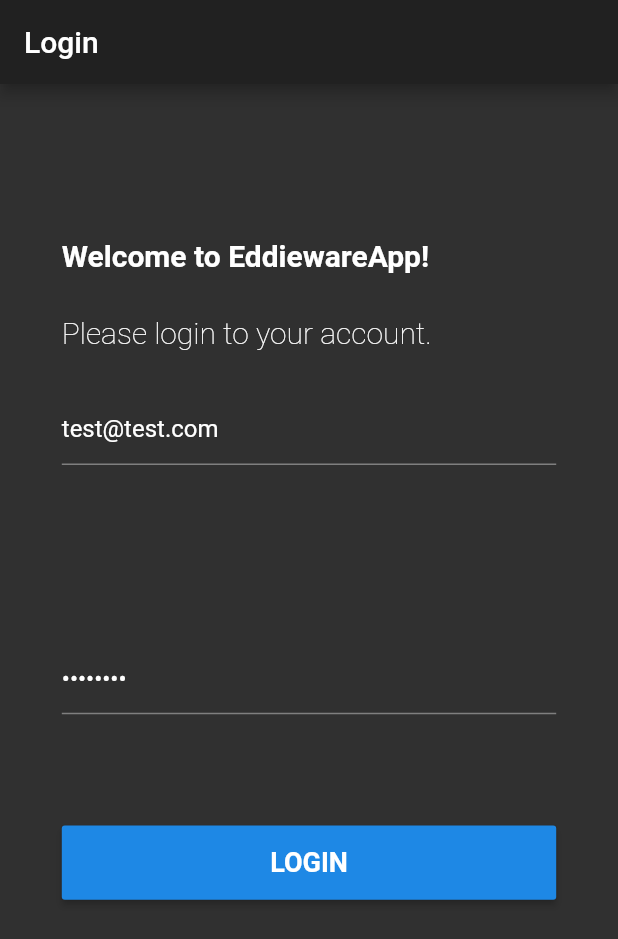
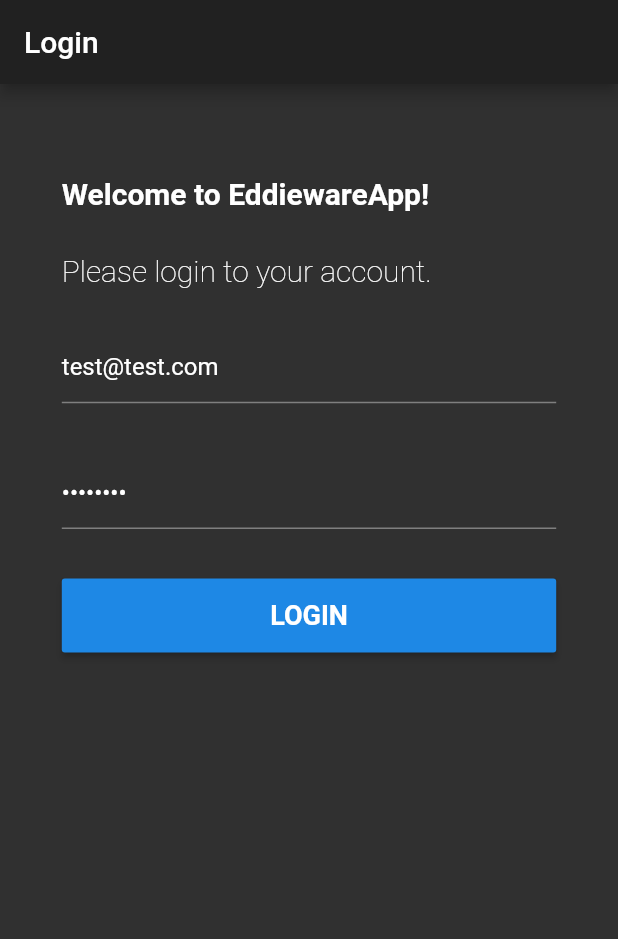
Before and after one commit to eddieware/final_project_flutter_android, a Flutter app: the screen it shows after launch, on a phone screen of 412 x 824 dp. Shown: the top 939 px of the screen. Run offline on Flutter 3.47's test engine with Material 2 defaults, Android fonts, the phone set to English and light mode, and no system bars; our stand-ins replace firebase_auth; accounts and stored records are empty.

Commit message:
fix_overflow

```diff
--- a/lib/pages/login_page.dart
+++ b/lib/pages/login_page.dart
@@ -90,7 +90,7 @@ class _LoginPageState extends State<LoginPage> {
 
       return Container(
         //color: CupertinoColors.activeBlue,
-        height: _altoScreen * 0.60,
+        height: _altoScreen * 0.40,
         padding: EdgeInsets.symmetric(horizontal: _anchoScreen * 0.10),
         alignment: Alignment.center,
         child: Column(
@@ -134,7 +134,7 @@ class _LoginPageState extends State<LoginPage> {
     return Container(
       //color: CupertinoColors.activeBlue,
 
-      height: _altoScreen * 0.26,
+      height: _altoScreen * 0.16,
       child: Form(
         // key: _formKey,
         onChanged: () {
```
